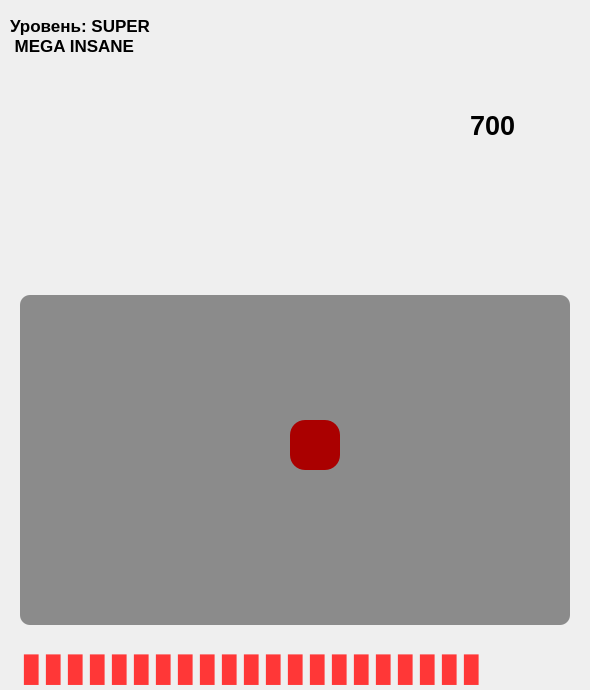
Above: untitled1.ui from Mifix2281337/MegaClickerProMax100watt1500XiaomiUltraPocoX3ProLite4k8kHD256gb before the change. Below: the same form after it.
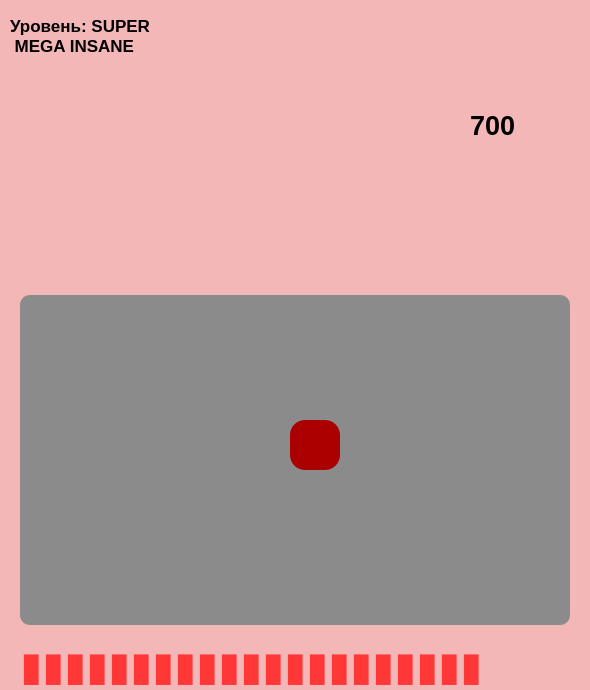
That is the form after the change.

Patch:
```diff
--- a/untitled1.ui
+++ b/untitled1.ui
@@ -144,6 +144,35 @@
      <string/>
     </property>
    </widget>
+   <widget class="QLabel" name="kick">
+    <property name="enabled">
+     <bool>false</bool>
+    </property>
+    <property name="geometry">
+     <rect>
+      <x>0</x>
+      <y>-20</y>
+      <width>611</width>
+      <height>711</height>
+     </rect>
+    </property>
+    <property name="autoFillBackground">
+     <bool>false</bool>
+    </property>
+    <property name="styleSheet">
+     <string notr="true">background-color: rgba(255,0,0,60)</string>
+    </property>
+    <property name="text">
+     <string/>
+    </property>
+   </widget>
+   <zorder>kick</zorder>
+   <zorder>label</zorder>
+   <zorder>label_2</zorder>
+   <zorder>clck</zorder>
+   <zorder>hp</zorder>
+   <zorder>label_7</zorder>
+   <zorder>btn</zorder>
   </widget>
  </widget>
  <resources/>
```
